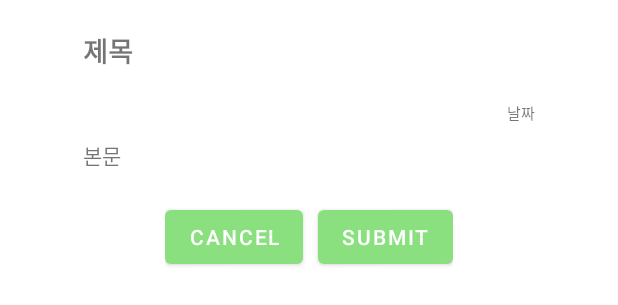
After one commit to ParkJong-Hun/GoogleMap-Upload-Memory, an Android app: the layout posting_dialog.xml on its own in the app's theme, with its tools: preview values and no code run, on a phone screen of 412 x 824 dp. The commit adds this screen. Shown: the top 305 px of the screen. Run offline under Robolectric (Android 15) with nearby library versions, the phone set to English and light mode, and no system bars.

Commit message:
2021/05/23 13:12

```diff
--- /dev/null
+++ b/app/src/main/res/layout/posting_dialog.xml
@@ -0,0 +1,62 @@
+<?xml version="1.0" encoding="utf-8"?>
+<LinearLayout xmlns:tools="http://schemas.android.com/tools"
+    android:layout_width="match_parent"
+    android:layout_height="wrap_content"
+    xmlns:android="http://schemas.android.com/apk/res/android"
+    android:orientation="vertical"
+    android:layout_gravity="center_horizontal"
+    android:paddingBottom="20dp">
+    <TextView
+        android:id="@+id/dialog_title"
+        android:text="제목"
+        android:layout_width="wrap_content"
+        android:layout_height="wrap_content"
+        android:layout_marginLeft="55dp"
+        android:layout_marginBottom="10dp"
+        android:layout_marginTop="20dp"
+        android:textSize="18dp"
+        android:textStyle="bold"/>
+
+    <ImageView
+        android:id="@+id/dialog_image"
+        android:layout_width="300dp"
+        android:layout_height="200dp"
+        android:layout_gravity="center"
+        android:scaleType="centerCrop"
+        tools:visibility="gone" />
+    <TextView
+        android:id="@+id/dialog_date"
+        android:layout_gravity="right"
+        android:text="날짜"
+        android:textSize="10dp"
+        android:layout_marginRight="55dp"
+        android:layout_marginTop="10dp"
+        android:layout_width="wrap_content"
+        android:layout_height="wrap_content"/>
+    <TextView
+        android:id="@+id/dialog_article"
+        android:text="본문"
+        android:layout_width="wrap_content"
+        android:layout_height="wrap_content"
+        android:layout_marginLeft="55dp"
+        android:layout_marginTop="10dp"
+        android:layout_marginBottom="20dp"/>
+
+    <LinearLayout
+        android:layout_width="wrap_content"
+        android:layout_height="wrap_content"
+        android:orientation="horizontal"
+        android:layout_gravity="center_horizontal">
+        <Button
+            android:id="@+id/dialog_cancel"
+            android:layout_width="wrap_content"
+            android:layout_height="wrap_content"
+            android:layout_marginRight="10dp"
+            android:text="CANCEL"/>
+        <Button
+            android:id="@+id/dialog_submit"
+            android:layout_width="wrap_content"
+            android:layout_height="wrap_content"
+            android:text="SUBMIT"/>
+    </LinearLayout>
+</LinearLayout>
```
Also changed, not shown: app/src/main/java/pjh/mjc/project_gimal_2017081066/PostDBHelper.java (added, +20 -0 lines), app/src/main/java/pjh/mjc/project_gimal_2017081066/PostingActivity.java (+23 -11 lines), app/src/main/java/pjh/mjc/project_gimal_2017081066/PostingDialog.java (added, +43 -0 lines).
